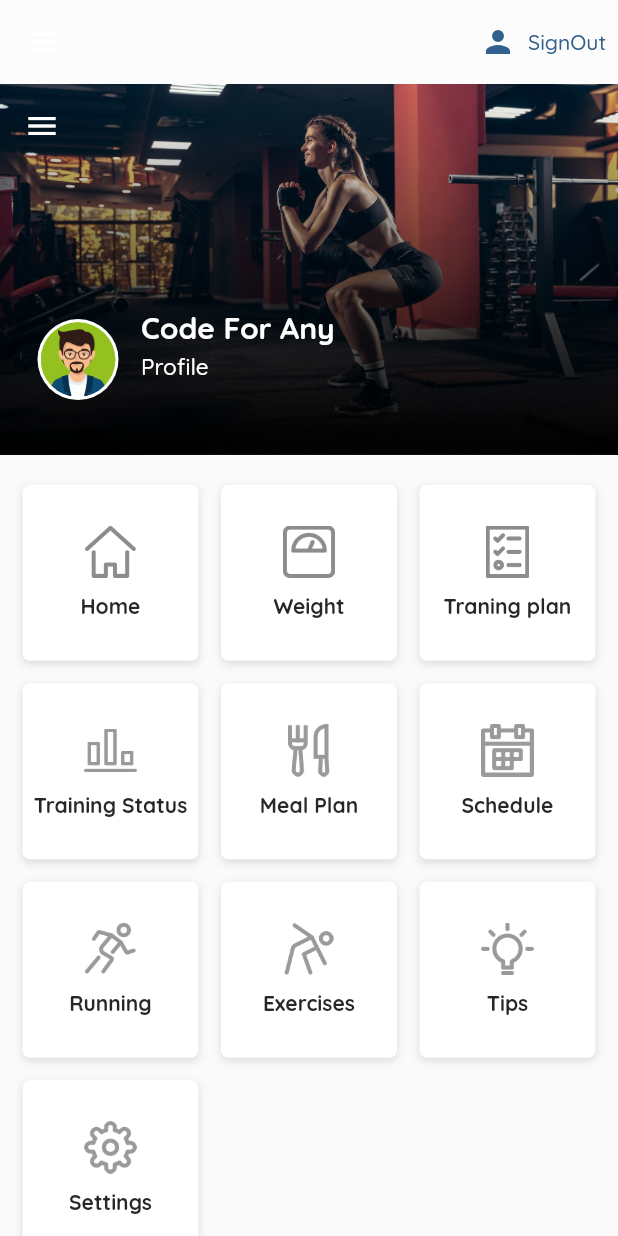
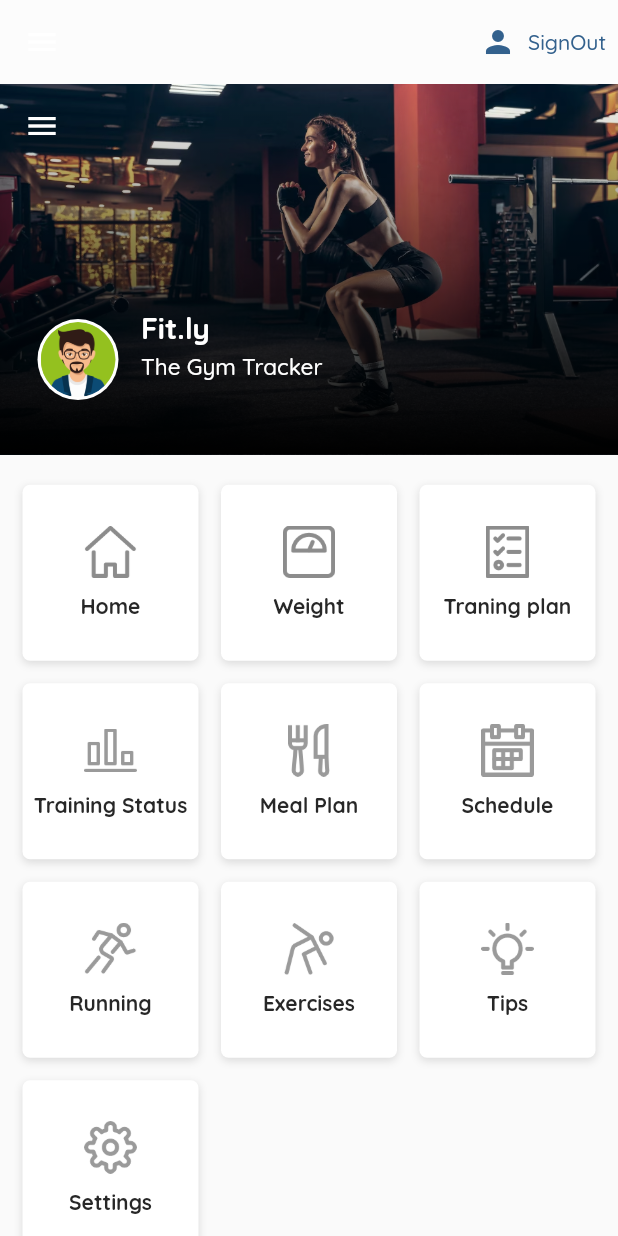
Before and after one commit to Kali-05/fit.ly, a Flutter app: the screen it shows once a user with an empty profile is signed in, on a phone screen of 412 x 824 dp. Run offline on Flutter 3.47's test engine with Material 3 defaults, Android fonts, the phone set to English and light mode, and no system bars; our stand-ins replace carousel_slider, cloud_firestore, dash_chat_2, firebase_auth, firebase_core, flutter_calendar_carousel and 4 more; accounts and stored records are empty.

Commit message:
alan changed code for any to fit.ly

```diff
--- a/lib/view/menu/menu_view.dart
+++ b/lib/view/menu/menu_view.dart
@@ -315,7 +315,7 @@ class _MenuViewState extends State<MenuView> {
                             crossAxisAlignment: CrossAxisAlignment.start,
                             mainAxisSize: MainAxisSize.min,
                             children: [
-                              Text("Code For Any",
+                              Text("Fit.ly",
                                   style: TextStyle(
                                       fontSize: 20,
                                       color: TColor.white,
@@ -323,7 +323,7 @@ class _MenuViewState extends State<MenuView> {
                               const SizedBox(
                                 height: 4,
                               ),
-                              Text("Profile",
+                              Text("The Gym Tracker",
                                   style: TextStyle(
                                       fontSize: 15,
                                       color: TColor.white,
```
